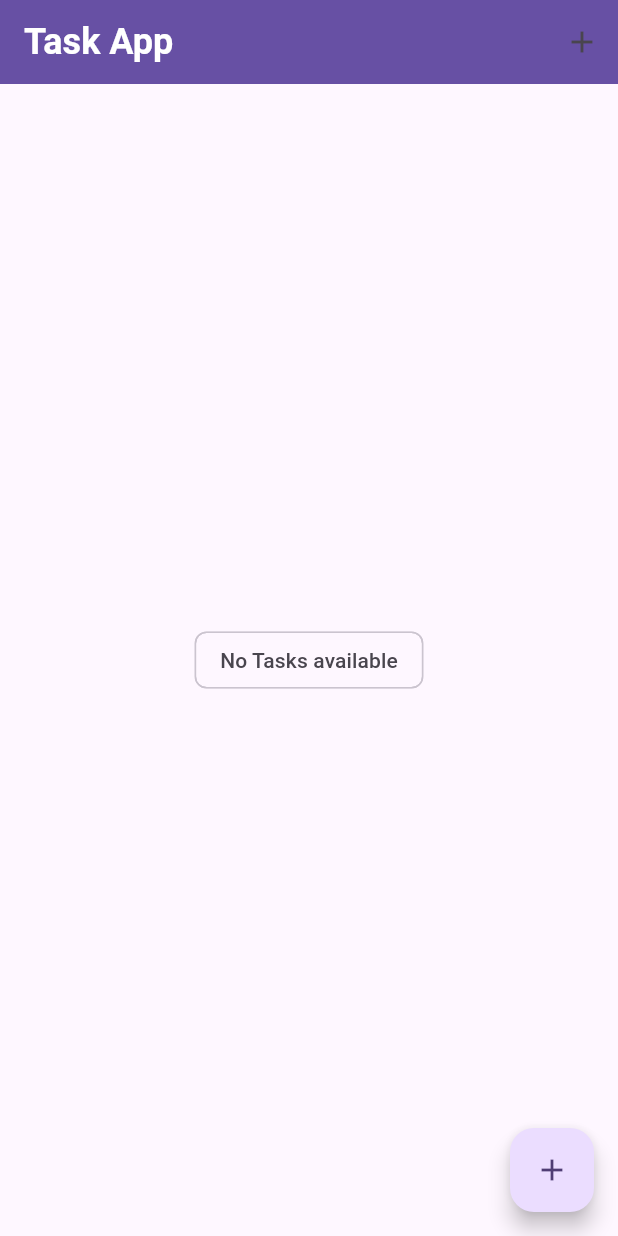
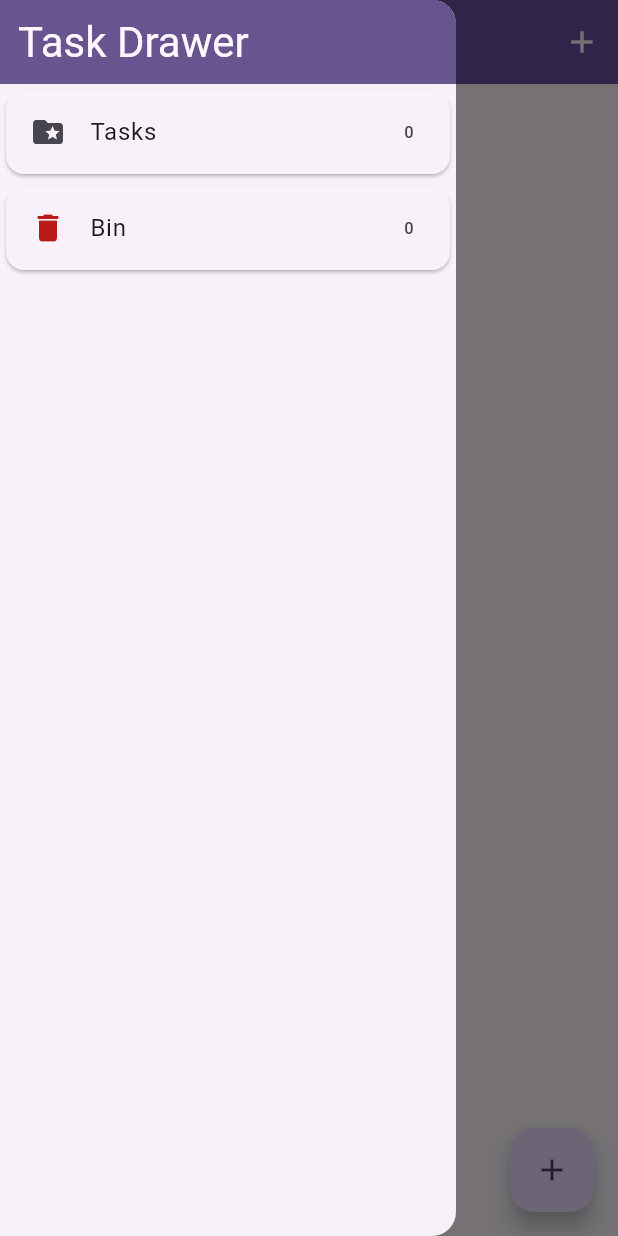
Before and after one commit to amaljithkthomas/task_app_bloc, a Flutter app: the screen it shows after launch, with the side drawer open (before the commit the screen has no drawer), on a phone screen of 412 x 824 dp. Run offline on Flutter 3.47's test engine with Material 3 defaults, Android fonts, the phone set to English and light mode, and no system bars; our stand-ins replace equatable, flutter_bloc, hydrated_bloc.

Commit message:
added recycle bin app drawer and route class

```diff
--- a/lib/main.dart
+++ b/lib/main.dart
@@ -4,6 +4,7 @@ import 'package:path_provider/path_provider.dart';
 import 'package:tasks_app_bloc/bloc/bloc/task_bloc.dart';
 import 'package:tasks_app_bloc/screens/tasks_screen.dart';
 import 'package:flutter_bloc/flutter_bloc.dart';
+import 'package:tasks_app_bloc/services/app-route.dart';
 
 void main() async {
   WidgetsFlutterBinding.ensureInitialized();
@@ -11,11 +12,20 @@ void main() async {
     storageDirectory: await getApplicationDocumentsDirectory(),
   );
 
-  runApp(const MyApp());
+  runApp(
+    MyApp(
+      appRoute: AppRoute(),
+    ),
+  );
 }
 
 class MyApp extends StatelessWidget {
-  const MyApp({super.key});
+  const MyApp({
+    super.key,
+    required this.appRoute,
+  });
+
+  final AppRoute appRoute;
 
   @override
   Widget build(BuildContext context) {
@@ -35,6 +45,7 @@ class MyApp extends StatelessWidget {
             ),
           ),
         ),
+        onGenerateRoute: appRoute.onRouteGenerate,
         home: const TasksScreen(),
       ),
     );
--- /dev/null
+++ b/lib/screens/recycle_bin.dart
@@ -0,0 +1,28 @@
+import 'package:flutter/material.dart';
+import 'package:tasks_app_bloc/widgets/task_drawer.dart';
+import 'package:tasks_app_bloc/widgets/task_list.dart';
+
+class RecycleBin extends StatelessWidget {
+  const RecycleBin({Key? key}) : super(key: key);
+  static const screenId = 'recycle_bin';
+
+  @override
+  Widget build(BuildContext context) {
+    return Scaffold(
+        appBar: AppBar(
+          title: const Text('Task App'),
+        ),
+        drawer: const TaskDrawer(),
+        body: const Column(
+          crossAxisAlignment: CrossAxisAlignment.center,
+          children: [
+            Center(
+              child: Chip(label: Text('Recycle Bin')),
+            ),
+            Expanded(
+              child: TaskList(taskList: []),
+            )
+          ],
+        ));
+  }
+}
--- a/lib/screens/tasks_screen.dart
+++ b/lib/screens/tasks_screen.dart
@@ -1,16 +1,17 @@
 import 'package:flutter/material.dart';
 import 'package:tasks_app_bloc/bloc/bloc/task_bloc.dart';
 import 'package:tasks_app_bloc/screens/add_task_screen.dart';
+import 'package:tasks_app_bloc/widgets/task_drawer.dart';
 
 import 'package:tasks_app_bloc/widgets/task_list.dart';
 import 'package:flutter_bloc/flutter_bloc.dart';
 
-// ignore: must_be_immutable
 class TasksScreen extends StatelessWidget {
   const TasksScreen({super.key});
-
+  static const screenId = 'tasks_screen';
   @override
   Widget build(BuildContext context) {
+    final theme = Theme.of(context);
     return BlocBuilder<TaskBloc, TaskState>(
       builder: (context, state) {
         return Scaffold(
@@ -19,10 +20,14 @@ class TasksScreen extends StatelessWidget {
             actions: [
               IconButton(
                 onPressed: () => _addTask(context),
-                icon: const Icon(Icons.add),
+                icon: Icon(
+                  Icons.add,
+                  color: theme.colorScheme.background,
+                ),
               )
             ],
           ),
+          drawer: const TaskDrawer(),
           body: Builder(builder: (context) {
             if (state.allTasks.isEmpty) {
               return const Center(
@@ -33,8 +38,8 @@ class TasksScreen extends StatelessWidget {
             return Column(
               crossAxisAlignment: CrossAxisAlignment.center,
               children: [
-                const Center(
-                  child: Chip(label: Text('Tasks')),
+                Center(
+                  child: Chip(label: Text('${state.allTasks.length} Tasks')),
                 ),
                 Expanded(
                   child: TaskList(taskList: state.allTasks),
--- /dev/null
+++ b/lib/widgets/task_drawer.dart
@@ -0,0 +1,63 @@
+import 'package:flutter/material.dart';
+import 'package:tasks_app_bloc/screens/recycle_bin.dart';
+import 'package:tasks_app_bloc/screens/tasks_screen.dart';
+
+class TaskDrawer extends StatelessWidget {
+  const TaskDrawer({Key? key}) : super(key: key);
+
+  @override
+  Widget build(BuildContext context) {
+    final theme = Theme.of(context);
+    return SafeArea(
+      child: Drawer(
+        child: Column(
+          children: [
+            Container(
+              width: double.infinity,
+              padding: const EdgeInsets.symmetric(
+                vertical: 10,
+                horizontal: 12,
+              ),
+              color: theme.colorScheme.primary,
+              child: Text(
+                'Task Drawer',
+                style: theme.textTheme.headlineMedium?.copyWith(
+                  color: theme.colorScheme.background,
+                ),
+              ),
+            ),
+            GestureDetector(
+              onTap: () => Navigator.pushNamed(
+                context,
+                TasksScreen.screenId,
+              ),
+              child: const Card(
+                child: ListTile(
+                  leading: Icon(Icons.folder_special),
+                  title: Text('Tasks'),
+                  trailing: Text('0'),
+                ),
+              ),
+            ),
+            GestureDetector(
+              onTap: () => Navigator.pushNamed(
+                context,
+                RecycleBin.screenId,
+              ),
+              child: Card(
+                child: ListTile(
+                  leading: Icon(
+                    Icons.delete,
+                    color: theme.colorScheme.error,
+                  ),
+                  title: const Text('Bin'),
+                  trailing: const Text('0'),
+                ),
+              ),
+            )
+          ],
+        ),
+      ),
+    );
+  }
+}
--- a/lib/widgets/task_list.dart
+++ b/lib/widgets/task_list.dart
@@ -18,7 +18,12 @@ class TaskList extends StatelessWidget {
         itemBuilder: (context, index) {
           var task = taskList[index];
           return ListTile(
-            title: Text(task.title),
+            title: Text(
+              task.title,
+              style: TextStyle(
+                decoration: task.isDone! ? TextDecoration.lineThrough : null,
+              ),
+            ),
             trailing: Checkbox(
               value: task.isDone,
               onChanged: (value) {
```
Also changed, not shown: lib/services/app-route.dart (added, +22 -0 lines), 1 other file.
